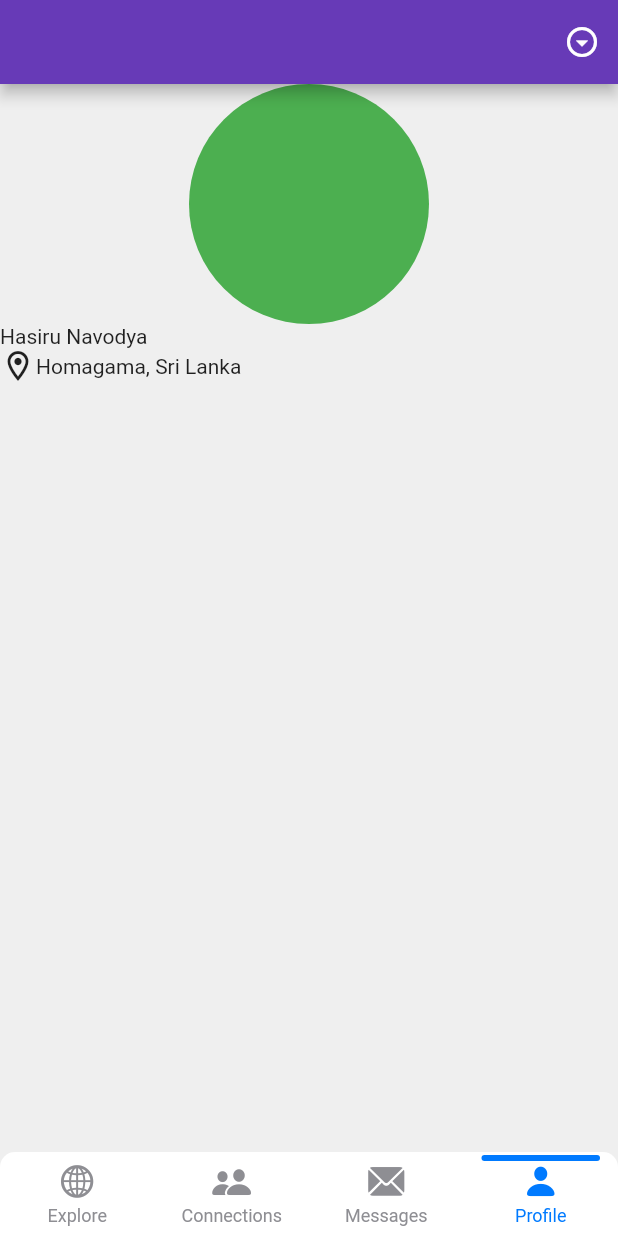
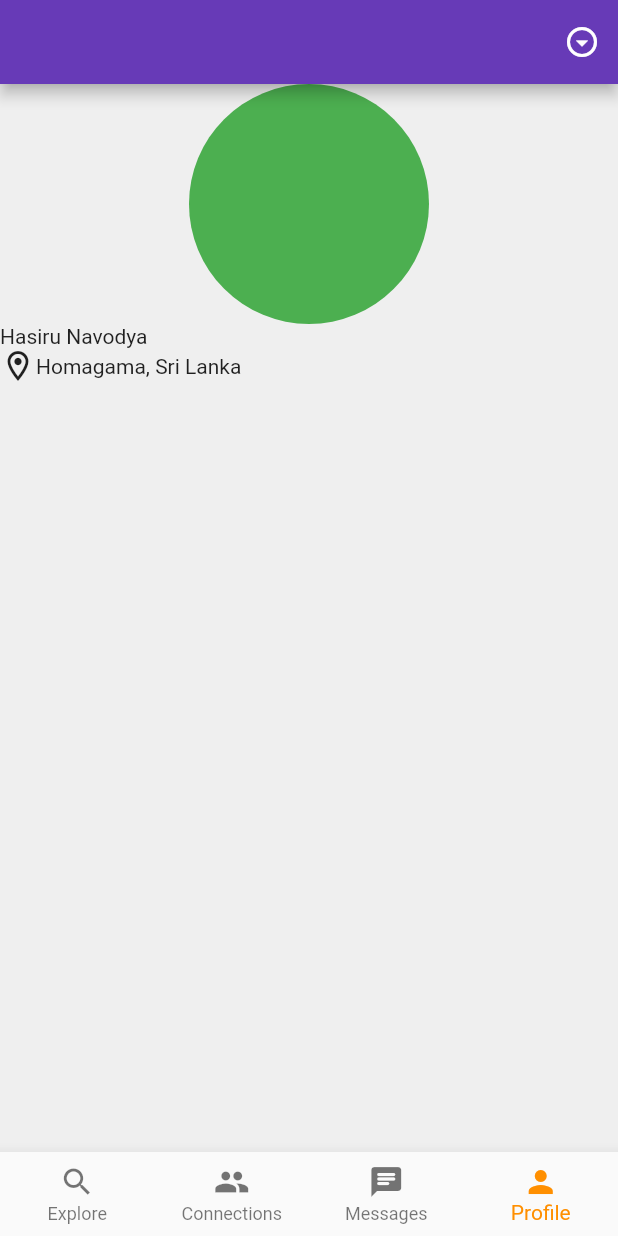
Before and after one commit to HasiruNMP/MuseUp, a Flutter app: the screen it shows after launch, item 4 of the bottom bar chosen, on a phone screen of 412 x 824 dp. Run offline on Flutter 3.47's test engine with Material 2 defaults, Android fonts, the phone set to English and light mode, and no system bars; drawn by our look-alikes of persistent_bottom_nav_bar; our stand-ins replace cloud_firestore, firebase_auth, firebase_core, flutter_signin_button, google_sign_in, video_player; missing offline and left inert: geoflutterfire; accounts and stored records are empty.

Commit message:
ui and fb update

```diff
--- a/musicianapp/lib/main.dart
+++ b/musicianapp/lib/main.dart
@@ -1,12 +1,16 @@
 //import 'package:cloud_firestore/cloud_firestore.dart';
 import 'package:flutter/material.dart';
+import 'package:musicianapp/models/explore_model.dart';
 import 'package:musicianapp/screens/chat_screen.dart';
+import 'package:musicianapp/screens/explore_screen.dart';
 import 'package:musicianapp/screens/home_screen.dart';
 import 'package:firebase_core/firebase_core.dart';
 import 'package:musicianapp/screens/login_screen.dart';
+import 'package:musicianapp/screens/navigation_screen.dart';
 import 'package:musicianapp/screens/setprofile_screen.dart';
 import 'package:musicianapp/screens/signup_screen.dart';
 import 'package:musicianapp/screens/welcome_screen.dart';
+import 'package:provider/provider.dart';
 import 'services/firebase_options.dart';
 import 'package:firebase_auth/firebase_auth.dart';
 
@@ -25,14 +29,24 @@
 
   @override
   Widget build(BuildContext context) {
-    return MaterialApp(
-      debugShowCheckedModeBanner: false,
-      title: 'MuseUp',
-      theme: ThemeData(
-          primarySwatch: Colors.deepPurple,
-          scaffoldBackgroundColor: const Color(0xFFEFEFEF)
+    return MultiProvider(
+      providers: [
+        ChangeNotifierProvider(create: (context) => Explorer()),
+      ],
+      child: MaterialApp(
+        debugShowCheckedModeBanner: false,
+        title: 'MuseUp',
+        theme: ThemeData(
+            primarySwatch: Colors.deepPurple,
+            scaffoldBackgroundColor: const Color(0xFFEFEFEF)
+        ),
+        //home: const HomeView(),
+        initialRoute: '/',
+        routes: {
+          '/': (context) => const NavigationScreen(),
+          'chat': (context) => const ChatScreen(),
+        },
       ),
-      home: const HomeView(),
     );
   }
 }
--- a/musicianapp/lib/screens/home_screen.dart
+++ b/musicianapp/lib/screens/home_screen.dart
@@ -2,6 +2,7 @@ import 'package:flutter/cupertino.dart';
 import 'package:flutter/material.dart';
 import 'package:musicianapp/screens/chat_screen.dart';
 import 'package:musicianapp/screens/connections_screen.dart';
+import 'package:musicianapp/screens/conversations_screen.dart';
 import 'package:musicianapp/screens/profile_screen.dart';
 import 'package:persistent_bottom_nav_bar/persistent-tab-view.dart';
 
@@ -57,7 +58,7 @@ class _HomeViewState extends State<HomeView> {
     return [
       const ExploreScreen(),
       const ConnectionsView(),
-      const ChatScreen(),
+      const ConversationsScreen(),
       const ProfileScreen()
     ];
   }
--- /dev/null
+++ b/musicianapp/lib/screens/navigation_screen.dart
@@ -0,0 +1,65 @@
+import 'package:flutter/material.dart';
+
+import 'package:flutter/material.dart';
+import 'package:musicianapp/screens/connections_screen.dart';
+import 'package:musicianapp/screens/conversations_screen.dart';
+import 'package:musicianapp/screens/explore_screen.dart';
+import 'package:musicianapp/screens/profile_screen.dart';
+
+class NavigationScreen extends StatefulWidget {
+  const NavigationScreen({Key? key}) : super(key: key);
+
+  @override
+  _NavigationScreenState createState() => _NavigationScreenState();
+}
+
+class _NavigationScreenState extends State<NavigationScreen> {
+
+  int _selectedIndex = 0;
+  static const TextStyle optionStyle = TextStyle(fontSize: 30, fontWeight: FontWeight.bold);
+  static const List<Widget> _widgetOptions = <Widget>[
+    ExploreScreen(),
+    ConnectionsView(),
+    ConversationsScreen(),
+    ProfileScreen()
+  ];
+
+  void _onItemTapped(int index) {
+    setState(() {
+      _selectedIndex = index;
+    });
+  }
+
+  @override
+  Widget build(BuildContext context) {
+    return Scaffold(
+      body: Center(
+        child: _widgetOptions.elementAt(_selectedIndex),
+      ),
+      bottomNavigationBar: BottomNavigationBar(
+        type: BottomNavigationBarType.fixed,
+        items: const <BottomNavigationBarItem>[
+          BottomNavigationBarItem(
+            icon: Icon(Icons.search),
+            label: 'Explore',
+          ),
+          BottomNavigationBarItem(
+            icon: Icon(Icons.people),
+            label: 'Connections',
+          ),
+          BottomNavigationBarItem(
+            icon: Icon(Icons.chat_rounded),
+            label: 'Messages',
+          ),
+          BottomNavigationBarItem(
+            icon: Icon(Icons.person),
+            label: 'Profile',
+          ),
+        ],
+        currentIndex: _selectedIndex,
+        selectedItemColor: Colors.amber[800],
+        onTap: _onItemTapped,
+      ),
+    );
+  }
+}
```
Also changed, not shown: musicianapp/lib/models/explore_model.dart (added, +37 -0 lines), musicianapp/lib/screens/chat_screen.dart (+59 -3 lines), musicianapp/lib/screens/connections_screen.dart (+23 -51 lines), musicianapp/lib/screens/conversations_screen.dart (added, +62 -0 lines), musicianapp/lib/screens/explore_screen.dart (+36 -14 lines), 1 other file.
